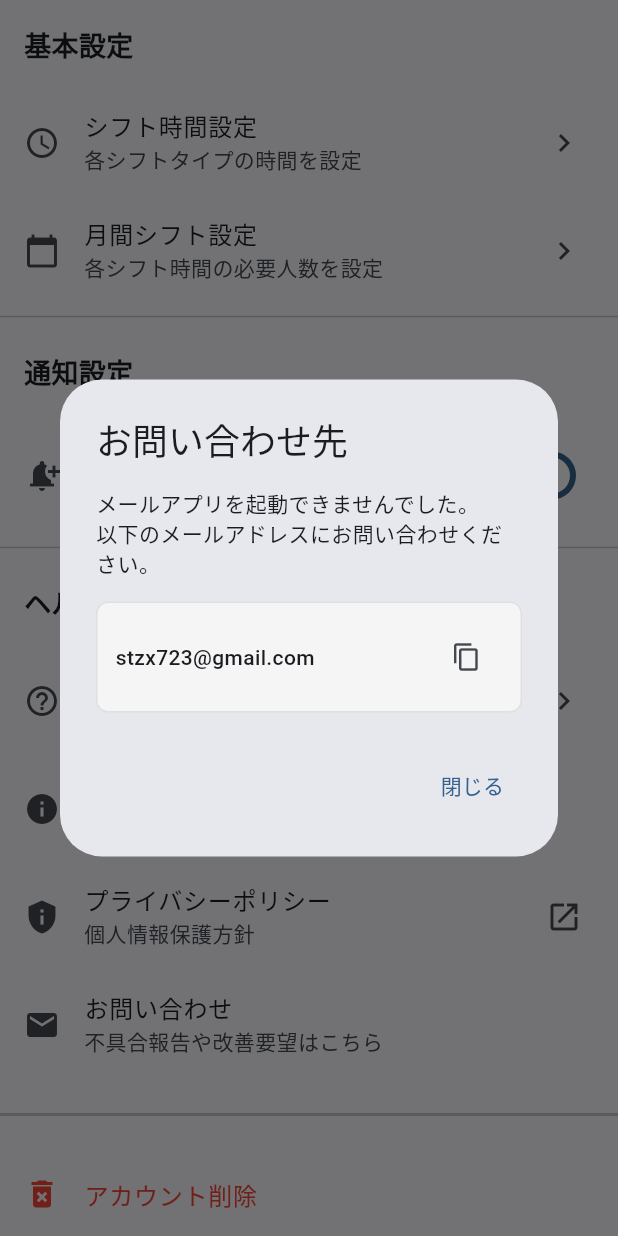
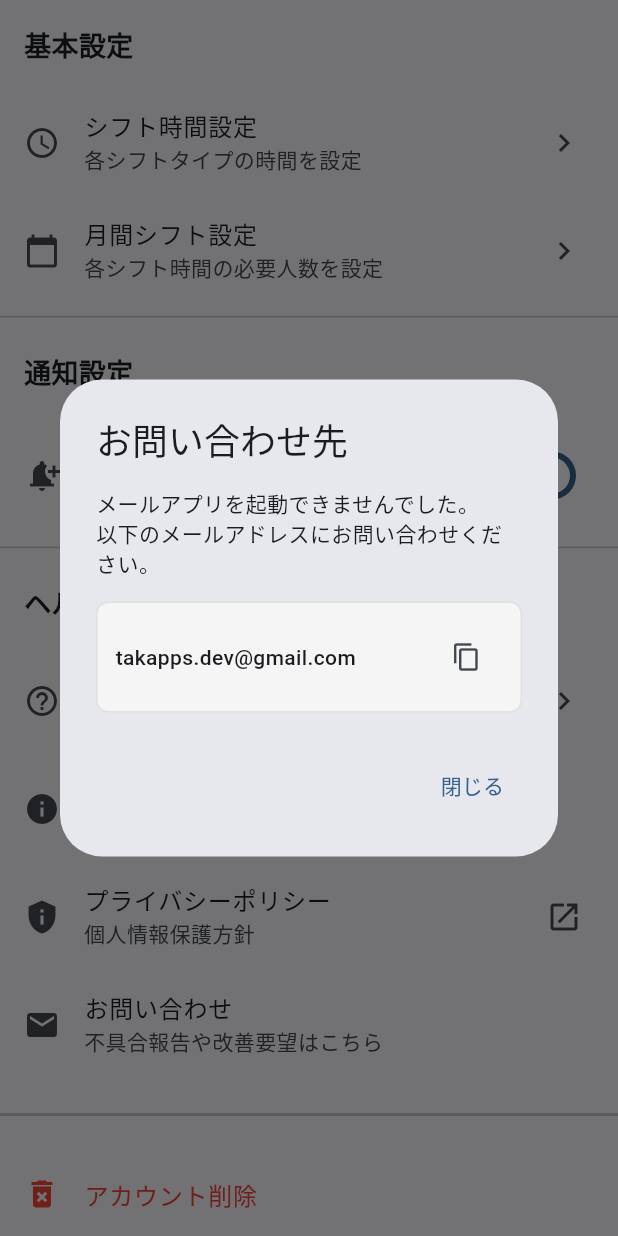
Before and after one commit to shi-takahashi/shift_kobo, a Flutter app: the SettingsScreen widget shown alone on an empty page, opened directly with empty values, scrolled down 435 dp, after a tap on "お問い合わせ", on a phone screen of 412 x 824 dp. Run offline on Flutter 3.47's test engine with Material 3 defaults, Android fonts, the phone set to English and light mode, and no system bars; our stand-ins replace cloud_firestore, cloud_functions, file_picker, firebase_auth, firebase_core, firebase_messaging and 9 more; missing offline and left inert: excel, holiday_jp; accounts and stored records are empty; network calls fail.

Commit message:
サポート用メールアドレス変更

```diff
--- a/lib/screens/settings_screen.dart
+++ b/lib/screens/settings_screen.dart
@@ -603,7 +603,7 @@ class _SettingsScreenState extends State<SettingsScreen> {
   }
 
   Future<void> _sendContactEmail() async {
-    const emailAddress = 'stzx723@gmail.com';
+    const emailAddress = 'takapps.dev@gmail.com';
     final version = _packageInfo?.version ?? '不明';
     final buildNumber = _packageInfo?.buildNumber ?? '不明';
     final osInfo = Platform.isAndroid
```
Also changed, not shown: 2 other files.
